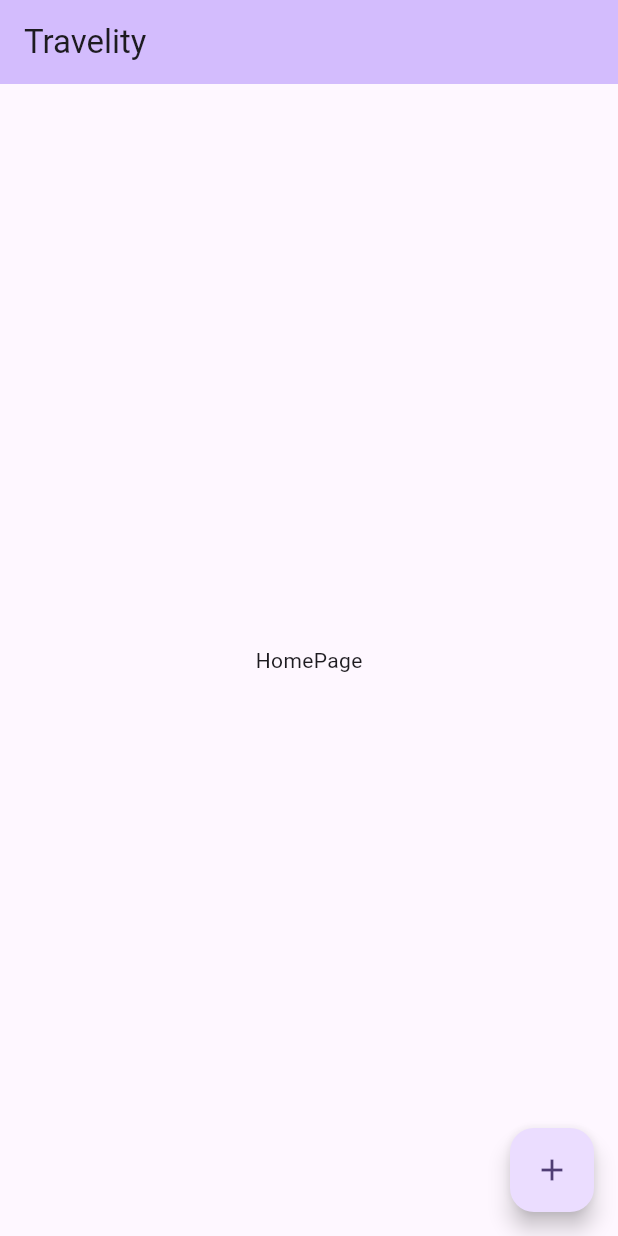
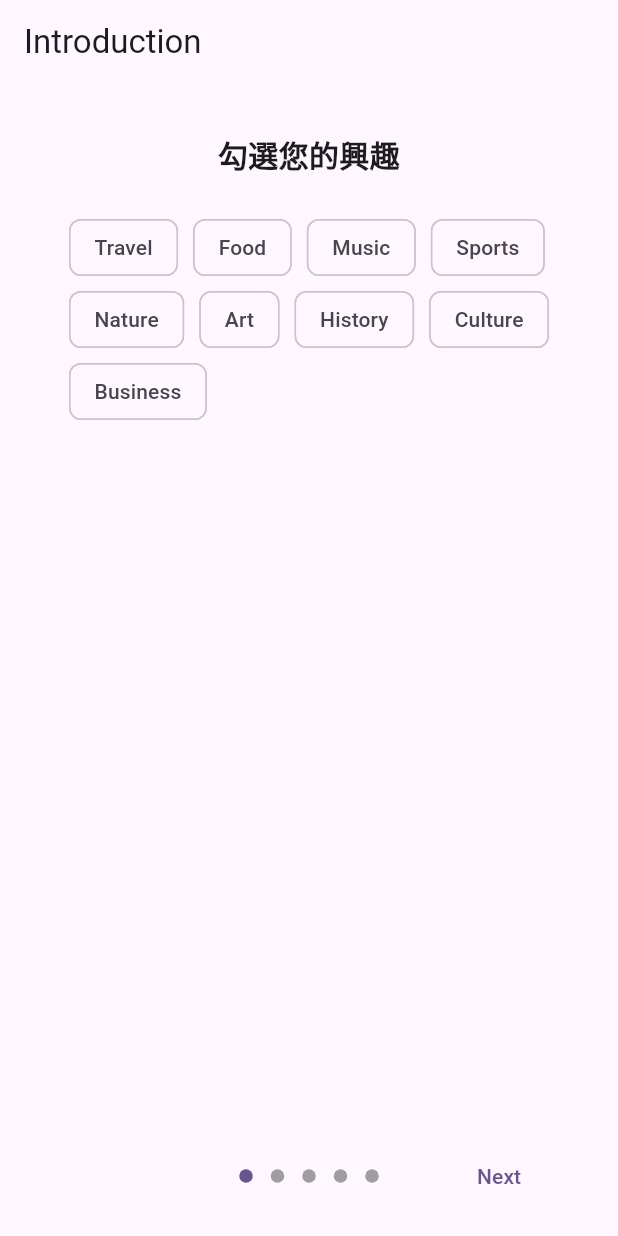
Before and after one commit to vaclisinc/Travelity, a Flutter app: the screen it shows after launch, on a phone screen of 412 x 824 dp. Run offline on Flutter 3.47's test engine with Material 3 defaults, Android fonts, the phone set to English and light mode, and no system bars; drawn by our look-alikes of introduction_screen; our stand-ins replace equatable, flutter_bloc.

Commit message:
Feat: add user profile setup

```diff
--- a/lib/constant/tags.dart
+++ b/lib/constant/tags.dart
@@ -27,7 +27,7 @@ const List<TravelPreferenceTag> availTravelPreferenceTags = [
 ];
 
 const List<TravelPaceTag> availTravelPaceTags = [
+  TravelPaceTag(tag: 'Slow'),
+  TravelPaceTag(tag: 'Medium'),
   TravelPaceTag(tag: 'Fast'),
-  TravelPaceTag(tag: 'Medium'),
-  TravelPaceTag(tag: 'Slow'),
 ];
--- a/lib/core/model/user_m.dart
+++ b/lib/core/model/user_m.dart
@@ -12,13 +12,13 @@ class User extends Equatable {
     required this.travelPace,
   });
 
-  final String id;
-  final String name;
-  final String bio;
-  final List<InterestTag> interests;
-  final List<PersonalityTag> personality;
-  final List<TravelPreferenceTag> travelPreference;
-  final List<TravelPaceTag> travelPace;
+  final String? id;
+  final String? name;
+  final String? bio;
+  final List<InterestTag>? interests;
+  final PersonalityTag? personality;
+  final List<TravelPreferenceTag>? travelPreference;
+  final TravelPaceTag? travelPace;
 
   @override
   List<Object?> get props => [
--- /dev/null
+++ b/lib/features/introduction/bloc/user_setup_event.dart
@@ -0,0 +1,53 @@
+part of 'user_setup_bloc.dart';
+
+sealed class UserSetupEvent extends Equatable {
+  const UserSetupEvent();
+
+  @override
+  List<Object> get props => [];
+}
+
+class SetInterests extends UserSetupEvent {
+  const SetInterests({required this.interests});
+
+  final List<InterestTag> interests;
+
+  @override
+  List<Object> get props => [interests];
+}
+
+class SetPersonality extends UserSetupEvent {
+  const SetPersonality({required this.personality});
+
+  final PersonalityTag personality;
+
+  @override
+  List<Object> get props => [personality];
+}
+
+class SetBio extends UserSetupEvent {
+  const SetBio({required this.bio});
+
+  final String bio;
+
+  @override
+  List<Object> get props => [bio];
+}
+
+class SetTravelPreference extends UserSetupEvent {
+  const SetTravelPreference({required this.travelPreference});
+
+  final List<TravelPreferenceTag> travelPreference;
+
+  @override
+  List<Object> get props => [travelPreference];
+}
+
+class SetTravelPace extends UserSetupEvent {
+  const SetTravelPace({required this.travelPace});
+
+  final TravelPaceTag travelPace;
+
+  @override
+  List<Object> get props => [travelPace];
+}
--- /dev/null
+++ b/lib/features/introduction/bloc/user_setup_state.dart
@@ -0,0 +1,39 @@
+part of 'user_setup_bloc.dart';
+
+sealed class UserSetupState extends Equatable {
+  const UserSetupState({required this.user});
+
+  final User user;
+
+  @override
+  List<Object> get props => [user];
+}
+
+final class UserSetupInitial extends UserSetupState {
+  const UserSetupInitial(
+      {super.user = const User(
+          id: null,
+          name: null,
+          bio: null,
+          interests: [],
+          personality: null,
+          travelPreference: [],
+          travelPace: null)});
+
+  @override
+  List<Object> get props => [user];
+}
+
+final class UserSetupSaving extends UserSetupState {
+  const UserSetupSaving({required super.user});
+}
+
+final class UserSetupSaved extends UserSetupState {
+  const UserSetupSaved({required super.user});
+}
+
+final class UserSetupLoaded extends UserSetupState {
+  const UserSetupLoaded({
+    required super.user,
+  });
+}
--- /dev/null
+++ b/lib/features/introduction/introduction.dart
@@ -0,0 +1,48 @@
+import 'package:flutter/material.dart';
+import 'package:flutter_bloc/flutter_bloc.dart';
+import 'package:introduction_screen/introduction_screen.dart';
+import 'package:travelity/features/home/home.dart';
+import 'package:travelity/features/introduction/bloc/user_setup_bloc.dart';
+import 'package:travelity/features/introduction/setup/bio_setup.dart';
+import 'package:travelity/features/introduction/setup/interest_setup.dart';
+import 'package:travelity/features/introduction/setup/personality_setup.dart';
+import 'package:travelity/features/introduction/setup/trave_pace_setup.dart';
+import 'package:travelity/features/introduction/setup/travel_pref_setup.dart';
+
+List<PageViewModel> pages = [
+  PageViewModel(title: '勾選您的興趣', bodyWidget: const InterestSetup()),
+  PageViewModel(title: '勾選您的個性', bodyWidget: const PersonalitySetup()),
+  PageViewModel(title: '簡單地自我介紹', bodyWidget: const BioSetup()),
+  PageViewModel(title: '勾選您的旅遊偏好', bodyWidget: const TravelPrefSetup()),
+  PageViewModel(title: '勾選您的旅遊步調', bodyWidget: const TravelPaceSetup()),
+];
+
+class IntroductionPage extends StatelessWidget {
+  const IntroductionPage({super.key});
+
+  @override
+  Widget build(BuildContext context) {
+    UserSetupBloc _bloc = UserSetupBloc();
+
+    return Scaffold(
+      appBar: AppBar(
+        title: const Text('Introduction'),
+      ),
+      body: BlocProvider<UserSetupBloc>(
+        create: (context) => _bloc,
+        child: IntroductionScreen(
+          pages: pages,
+          back: const Text('Back'),
+          done: const Text('Done'),
+          next: const Text('Next'),
+          showBackButton: true,
+          onDone: () => Navigator.of(context).pushReplacement(
+            MaterialPageRoute(
+              builder: (context) => const HomePage(),
+            ),
+          ),
+        ),
+      ),
+    );
+  }
+}
--- /dev/null
+++ b/lib/features/introduction/setup/interest_setup.dart
@@ -0,0 +1,41 @@
+import 'package:flutter/material.dart';
+import 'package:flutter_bloc/flutter_bloc.dart';
+import 'package:travelity/constant/tags.dart';
+import 'package:travelity/core/model/tags_m.dart';
+import 'package:travelity/features/introduction/bloc/user_setup_bloc.dart';
+
+class InterestSetup extends StatefulWidget {
+  const InterestSetup({super.key});
+
+  @override
+  State<InterestSetup> createState() => _InterestSetupState();
+}
+
+class _InterestSetupState extends State<InterestSetup> {
+  List<InterestTag> selectedTags = [];
+  @override
+  Widget build(BuildContext context) {
+    return BlocBuilder<UserSetupBloc, UserSetupState>(
+      builder: (context, state) {
+        return Wrap(
+            spacing: 10,
+            children: availInterestTags
+                .map((e) => ChoiceChip(
+                      showCheckmark: false,
+                      label: Text(e.tag),
+                      selected: state.user.interests!.contains(e),
+                      onSelected: (value) {
+                        if (value) {
+                          selectedTags.add(e);
+                        } else {
+                          selectedTags.remove(e);
+                        }
+                        BlocProvider.of<UserSetupBloc>(context)
+                            .add(SetInterests(interests: selectedTags));
+                      },
+                    ))
+                .toList());
+      },
+    );
+  }
+}
--- a/lib/main.dart
+++ b/lib/main.dart
@@ -1,4 +1,5 @@
 import 'package:flutter/material.dart';
+import 'package:travelity/features/introduction/introduction.dart';
 
 void main() {
   runApp(const MyApp());
@@ -31,79 +32,7 @@ class MyApp extends StatelessWidget {
         colorScheme: ColorScheme.fromSeed(seedColor: Colors.deepPurple),
         useMaterial3: true,
       ),
-      home: const HomePage(title: 'Travelity'),
+      home: const IntroductionPage(),
     );
   }
 }
-
-class HomePage extends StatefulWidget {
-  const HomePage({super.key, required this.title});
-
-  // This widget is the home page of your application. It is stateful, meaning
-  // that it has a State object (defined below) that contains fields that affect
-  // how it looks.
-
-  // This class is the configuration for the state. It holds the values (in this
-  // case the title) provided by the parent (in this case the App widget) and
-  // used by the build method of the State. Fields in a Widget subclass are
-  // always marked "final".
-
-  final String title;
-
-  @override
-  State<HomePage> createState() => _HomePageState();
-}
-
-class _HomePageState extends State<HomePage> {
-
-  @override
-  Widget build(BuildContext context) {
-    // This method is rerun every time setState is called, for instance as done
-    // by the _incrementCounter method above.
-    //
-    // The Flutter framework has been optimized to make rerunning build methods
-    // fast, so that you can just rebuild anything that needs updating rather
-    // than having to individually change instances of widgets.
-    return Scaffold(
-      appBar: AppBar(
-        // TRY THIS: Try changing the color here to a specific color (to
-        // Colors.amber, perhaps?) and trigger a hot reload to see the AppBar
-        // change color while the other colors stay the same.
-        backgroundColor: Theme.of(context).colorScheme.inversePrimary,
-        // Here we take the value from the MyHomePage object that was created by
-        // the App.build method, and use it to set our appbar title.
-        title: Text(widget.title),
-      ),
-      body: Center(
-        // Center is a layout widget. It takes a single child and positions it
-        // in the middle of the parent.
-        child: Column(
-          // Column is also a layout widget. It takes a list of children and
-          // arranges them vertically. By default, it sizes itself to fit its
-          // children horizontally, and tries to be as tall as its parent.
-          //
-          // Column has various properties to control how it sizes itself and
-          // how it positions its children. Here we use mainAxisAlignment to
-          // center the children vertically; the main axis here is the vertical
-          // axis because Columns are vertical (the cross axis would be
-          // horizontal).
-          //
-          // TRY THIS: Invoke "debug painting" (choose the "Toggle Debug Paint"
-          // action in the IDE, or press "p" in the console), to see the
-          // wireframe for each widget.
-          mainAxisAlignment: MainAxisAlignment.center,
-          children: <Widget>[
-            const Text(
-              'HomePage',
-            ),
-          ],
-        ),
-      ),
-      floatingActionButton: FloatingActionButton(
-        onPressed: null,
-        tooltip: 'Increment',
-        child: const Icon(Icons.add),
-      ), // This trailing comma makes auto-formatting nicer for build methods.
-    );
-  }
-}
--- a/pubspec.yaml
+++ b/pubspec.yaml
@@ -36,6 +36,8 @@ dependencies:
   # Use with the CupertinoIcons class for iOS style icons.
   cupertino_icons: ^1.0.8
   equatable: ^2.0.5
+  introduction_screen: ^3.1.14
+  flutter_bloc: ^8.1.6
 
 dev_dependencies:
   flutter_test:
```
Also changed, not shown: lib/core/model/tags_m.dart (+11 -0 lines), lib/features/home/home.dart (added, +17 -0 lines), lib/features/introduction/bloc/user_setup_bloc.dart (added, +99 -0 lines), lib/features/introduction/setup/bio_setup.dart (added, +35 -0 lines), lib/features/introduction/setup/personality_setup.dart (added, +37 -0 lines), lib/features/introduction/setup/trave_pace_setup.dart (added, +36 -0 lines), lib/features/introduction/setup/travel_pref_setup.dart (added, +42 -0 lines), pubspec.lock, 6 other files.
